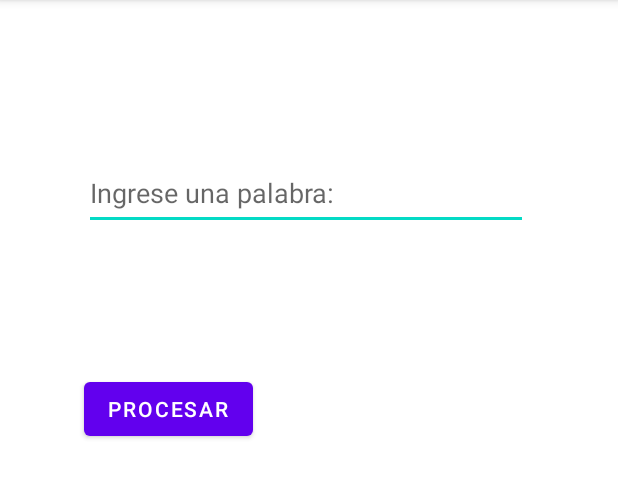
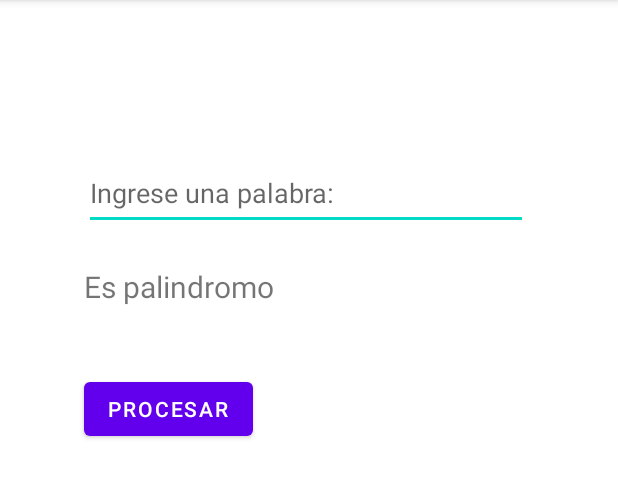
Before and after one commit to Rhory1/InvertirLetras11Abril, an Android app: the screen it shows after launch (MainActivity), after a tap on "PROCESAR", on a phone screen of 412 x 824 dp, the part 84-582 px from its top. Run offline under Robolectric (Android 15) with nearby library versions, the phone set to English and light mode, and no system bars.

```diff
--- a/app/src/main/java/com/example/a11abril/MainActivity.java
+++ b/app/src/main/java/com/example/a11abril/MainActivity.java
@@ -59,8 +59,15 @@ public class MainActivity extends AppCompatActivity {
 
         for (int i = this.palabra.length() - 1; i >= 0 ; i--) {
             invertido += this.palabra.charAt(i);
+
+
         }
-        txtResultado.setText(invertido);
+        if(invertido.equals(palabra)) {
+            txtResultado.setText("Es palindromo");
+        }
+        else {
+            txtResultado.setText("No es palindromo");
+        }
     }
 
     private void recibirInformacion() {
```
